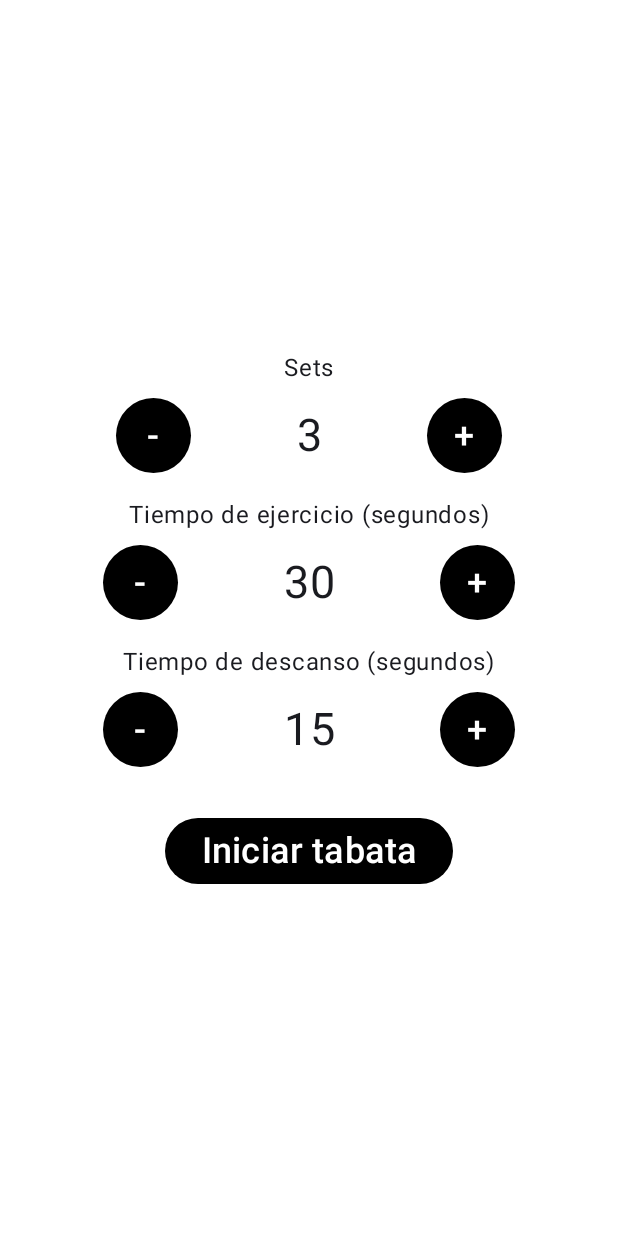
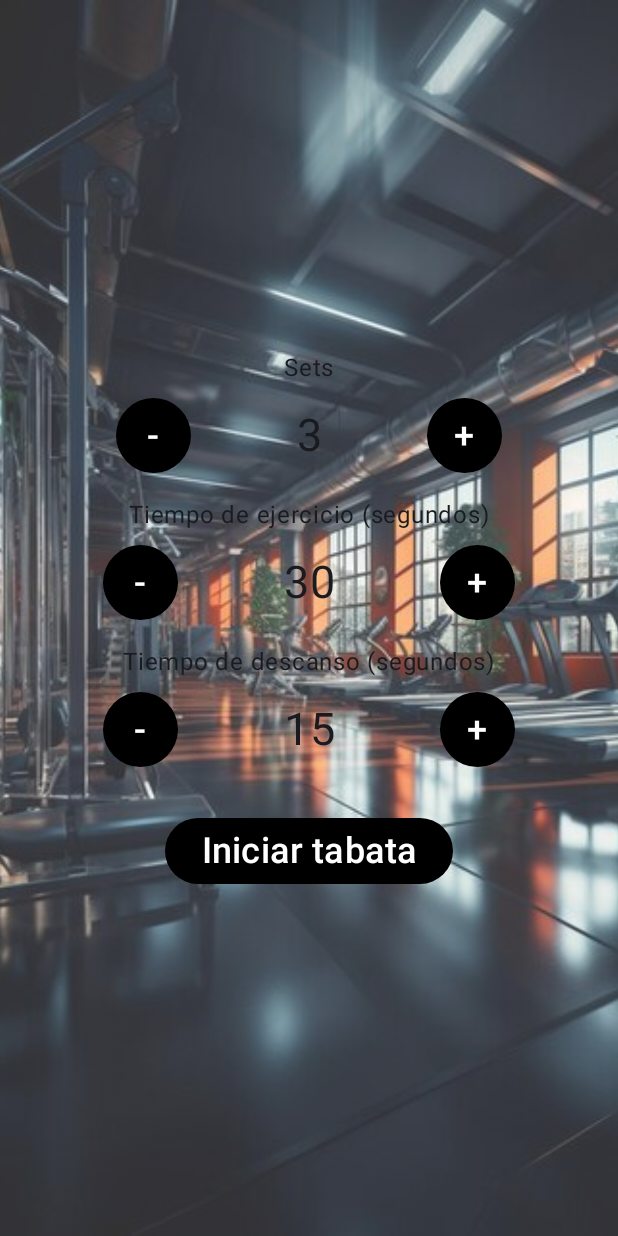
Before and after one commit to FabioGonzalez2005/hiittimer, an Android app built with Jetpack Compose: the screen it shows after launch (MainActivity), on a phone screen of 412 x 824 dp. Run offline under Robolectric (Android 15) with nearby library versions, the phone set to English and light mode, and no system bars.

Commit message:
Agregamos la imagen de fondo

```diff
--- a/app/src/main/java/org/iesharia/hiittimer/MainActivity.kt
+++ b/app/src/main/java/org/iesharia/hiittimer/MainActivity.kt
@@ -66,11 +66,20 @@ fun MainMenu(modifier: Modifier = Modifier) {
 
     // Pantalla principal de selección de tiempos y sets.
     if (mostrarPantalla) {
+        Box(
+            modifier = Modifier.fillMaxSize()
+        ){
+            Image(
+                painter = painterResource(id = R.drawable.fondogym),
+                contentDescription = null,
+                contentScale = ContentScale.Crop,
+                alpha = 0.8f,
+                modifier = Modifier.matchParentSize()
+            )
             Column(
                 modifier = modifier
                     .fillMaxSize()
-                .padding(0.dp)
-                .background(Color.White),
+                    .padding(0.dp),
                 verticalArrangement = Arrangement.Center,
                 horizontalAlignment = Alignment.CenterHorizontally
             ) {
@@ -124,6 +133,7 @@ fun MainMenu(modifier: Modifier = Modifier) {
                         fontSize = 24.sp,
                         textAlign = TextAlign.Center
                     )
+                }
             }
         }
         // Pantalla de preparación.
```
Lines whose indentation alone changed are shown as unchanged.
